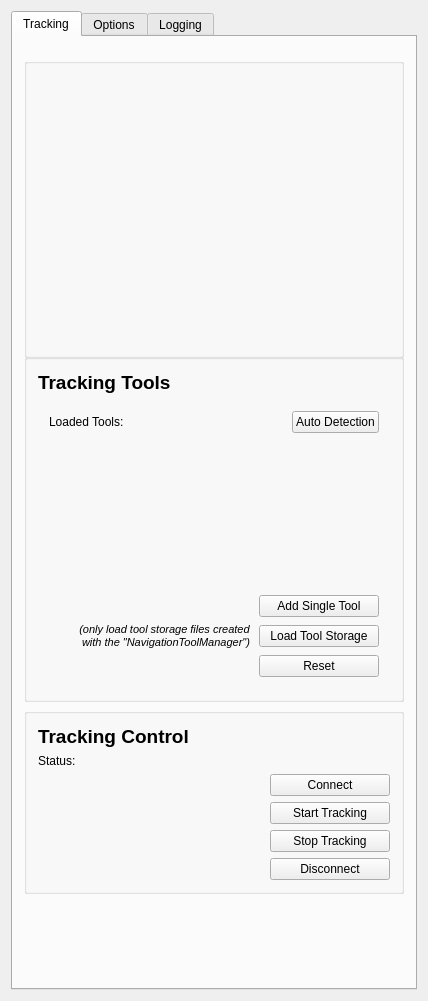
First picture: the form in Plugins/org.mitk.gui.qt.igttracking/src/internal/QmitkMITKIGTTrackingToolboxViewControls.ui, repository MITK/MITK, before the edit.
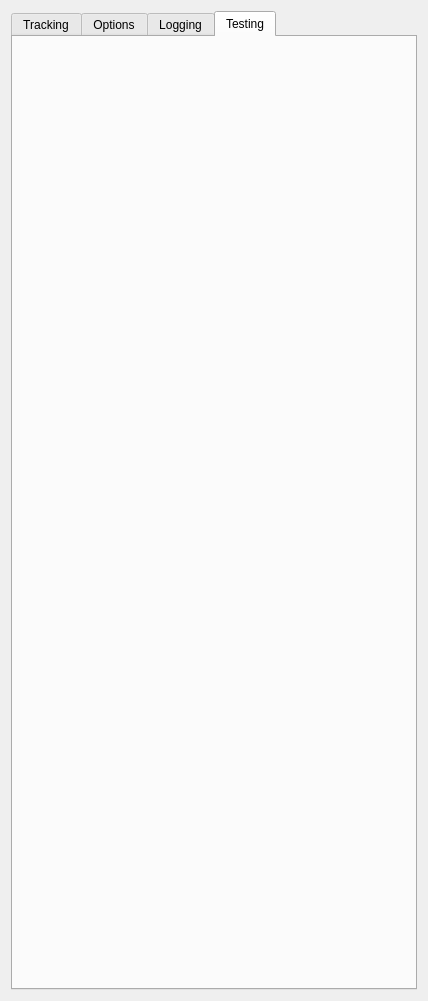
Second picture: the form after the edit. Custom widgets are drawn as their Qt base class.

Commit message: Implemented widget which is already working. Some cleaning up and fine tuning still has to be done.

```diff
--- a/Plugins/org.mitk.gui.qt.igttracking/src/internal/QmitkMITKIGTTrackingToolboxViewControls.ui
+++ b/Plugins/org.mitk.gui.qt.igttracking/src/internal/QmitkMITKIGTTrackingToolboxViewControls.ui
@@ -23,7 +23,7 @@
    <item>
     <widget class="QTabWidget" name="m_MainWidget">
      <property name="currentIndex">
-      <number>0</number>
+      <number>3</number>
      </property>
      <widget class="QWidget" name="tab">
       <attribute name="title">
@@ -660,6 +660,29 @@
        </item>
       </layout>
      </widget>
+     <widget class="QWidget" name="tab_4">
+      <attribute name="title">
+       <string>Testing</string>
+      </attribute>
+      <layout class="QVBoxLayout" name="verticalLayout_11">
+       <item>
+        <widget class="QmitkNavigationDataSourceSelectionWidget" name="widget" native="true"/>
+       </item>
+       <item>
+        <spacer name="verticalSpacer_4">
+         <property name="orientation">
+          <enum>Qt::Vertical</enum>
+         </property>
+         <property name="sizeHint" stdset="0">
+          <size>
+           <width>20</width>
+           <height>930</height>
+          </size>
+         </property>
+        </spacer>
+       </item>
+      </layout>
+     </widget>
     </widget>
    </item>
   </layout>
@@ -684,6 +707,12 @@
    <header>QmitkNavigationToolCreationWidget.h</header>
    <container>1</container>
   </customwidget>
+  <customwidget>
+   <class>QmitkNavigationDataSourceSelectionWidget</class>
+   <extends>QWidget</extends>
+   <header>QmitkNavigationDataSourceSelectionWidget.h</header>
+   <container>1</container>
+  </customwidget>
  </customwidgets>
  <resources/>
  <connections/>
```
The commit also changes 4 other files.
